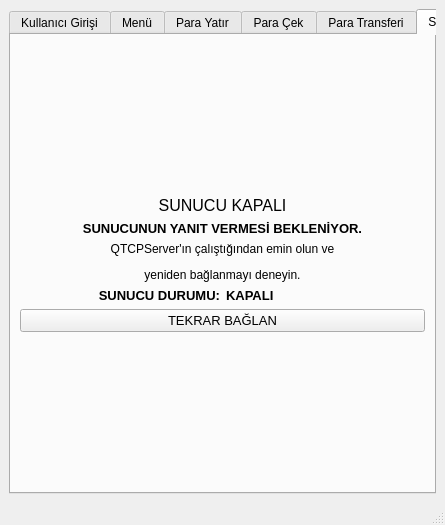
Qt form TCP_Socket_Program_v2_withUI/TCP_Socket_Program_v2_Client/mainwindow.ui (FurkanTurkay/TCP_Socket_Programlama) before a commit.
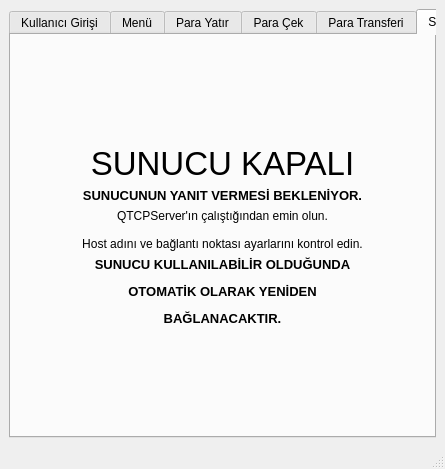
The same form after that commit. Icons and pictures are not drawn.

Patch:
```diff
--- a/TCP_Socket_Program_v2_withUI/TCP_Socket_Program_v2_Client/mainwindow.ui
+++ b/TCP_Socket_Program_v2_withUI/TCP_Socket_Program_v2_Client/mainwindow.ui
@@ -7,7 +7,7 @@
     <x>0</x>
     <y>0</y>
     <width>445</width>
-    <height>525</height>
+    <height>469</height>
    </rect>
   </property>
   <property name="minimumSize">
@@ -1138,7 +1138,7 @@
           <property name="sizeHint" stdset="0">
            <size>
             <width>20</width>
-            <height>102</height>
+            <height>39</height>
            </size>
           </property>
          </spacer>
@@ -1149,7 +1149,7 @@
            <widget class="QLabel" name="label_ServerInfo">
             <property name="font">
              <font>
-              <pointsize>12</pointsize>
+              <pointsize>25</pointsize>
              </font>
             </property>
             <property name="text">
@@ -1191,7 +1191,7 @@
              </font>
             </property>
             <property name="text">
-             <string>&lt;html&gt;&lt;head/&gt;&lt;body&gt;&lt;p align=&quot;center&quot;&gt;QTCPServer'ın çalıştığından emin olun ve&lt;/p&gt;&lt;p align=&quot;center&quot;&gt;yeniden bağlanmayı deneyin.&lt;/p&gt;&lt;/body&gt;&lt;/html&gt;</string>
+             <string>&lt;html&gt;&lt;head/&gt;&lt;body&gt;&lt;p align=&quot;center&quot;&gt;&lt;span style=&quot; color:#000000;&quot;&gt;QTCPServer'ın çalıştığından emin olun.&lt;br/&gt;&lt;br/&gt;Host adını ve bağlantı noktası ayarlarını kontrol edin.&lt;/span&gt;&lt;/p&gt;&lt;/body&gt;&lt;/html&gt;</string>
             </property>
             <property name="alignment">
              <set>Qt::AlignCenter</set>
@@ -1201,58 +1201,28 @@
           <item>
            <layout class="QVBoxLayout" name="verticalLayout_12">
             <item>
-             <layout class="QHBoxLayout" name="horizontalLayout_11">
-              <item>
-               <widget class="QLabel" name="label_5">
-                <property name="font">
-                 <font>
-                  <pointsize>10</pointsize>
-                  <weight>75</weight>
-                  <bold>true</bold>
-                 </font>
-                </property>
-                <property name="layoutDirection">
-                 <enum>Qt::LeftToRight</enum>
-                </property>
-                <property name="text">
-                 <string>SUNUCU DURUMU:</string>
-                </property>
-                <property name="alignment">
-                 <set>Qt::AlignRight|Qt::AlignTrailing|Qt::AlignVCenter</set>
-                </property>
-               </widget>
-              </item>
-              <item>
-               <widget class="QLabel" name="label_13">
-                <property name="font">
-                 <font>
-                  <pointsize>10</pointsize>
-                  <weight>75</weight>
-                  <bold>true</bold>
-                 </font>
-                </property>
-                <property name="layoutDirection">
-                 <enum>Qt::LeftToRight</enum>
-                </property>
-                <property name="text">
-                 <string>KAPALI</string>
-                </property>
-                <property name="alignment">
-                 <set>Qt::AlignLeading|Qt::AlignLeft|Qt::AlignVCenter</set>
-                </property>
-               </widget>
-              </item>
-             </layout>
+             <layout class="QHBoxLayout" name="horizontalLayout_11"/>
             </item>
             <item>
-             <widget class="QPushButton" name="pushButton_reconnect">
+             <widget class="QLabel" name="label_ServerInfo2_3">
+              <property name="minimumSize">
+               <size>
+                <width>390</width>
+                <height>0</height>
+               </size>
+              </property>
               <property name="font">
                <font>
                 <pointsize>10</pointsize>
+                <weight>75</weight>
+                <bold>true</bold>
                </font>
               </property>
               <property name="text">
-               <string>TEKRAR BAĞLAN</string>
+               <string>&lt;html&gt;&lt;head/&gt;&lt;body&gt;&lt;p&gt;SUNUCU KULLANILABİLİR OLDUĞUNDA&lt;/p&gt;&lt;p&gt;OTOMATİK OLARAK YENİDEN&lt;/p&gt;&lt;p&gt;BAĞLANACAKTIR.&lt;/p&gt;&lt;/body&gt;&lt;/html&gt;</string>
+              </property>
+              <property name="alignment">
+               <set>Qt::AlignCenter</set>
               </property>
              </widget>
             </item>
@@ -1268,7 +1238,7 @@
           <property name="sizeHint" stdset="0">
            <size>
             <width>20</width>
-            <height>101</height>
+            <height>39</height>
            </size>
           </property>
          </spacer>
```
